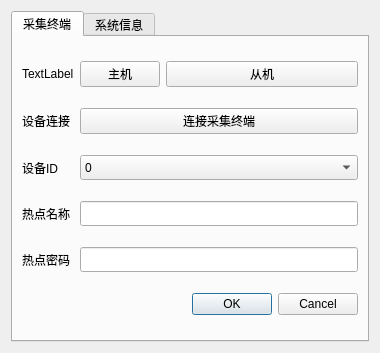
Above: dialogconf.ui from WirelessDataCollect/UpperMonitor before the change. Below: the same form after it.
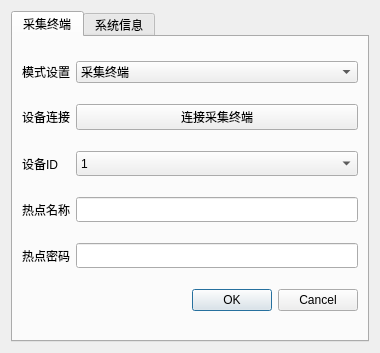
That is the form after the change.

```diff
--- a/dialogconf.ui
+++ b/dialogconf.ui
@@ -25,44 +25,70 @@
       </attribute>
       <layout class="QGridLayout" name="gridLayout">
        <item row="2" column="0">
+        <widget class="QLabel" name="label_9">
+         <property name="text">
+          <string>设备连接</string>
+         </property>
+        </widget>
+       </item>
+       <item row="3" column="0">
         <widget class="QLabel" name="label">
          <property name="text">
           <string>设备ID</string>
          </property>
         </widget>
        </item>
-       <item row="4" column="1" colspan="2">
-        <widget class="QLineEdit" name="lineEdit_2">
+       <item row="0" column="0">
+        <widget class="QLabel" name="label_10">
+         <property name="text">
+          <string>模式设置</string>
+         </property>
+        </widget>
+       </item>
+       <item row="2" column="1" colspan="2">
+        <widget class="QPushButton" name="pushButton_3">
+         <property name="sizePolicy">
+          <sizepolicy hsizetype="Preferred" vsizetype="Fixed">
+           <horstretch>0</horstretch>
+           <verstretch>0</verstretch>
+          </sizepolicy>
+         </property>
          <property name="minimumSize">
           <size>
            <width>0</width>
            <height>25</height>
           </size>
          </property>
+         <property name="text">
+          <string>连接采集终端</string>
+         </property>
         </widget>
        </item>
-       <item row="5" column="2">
+       <item row="6" column="2">
         <widget class="QDialogButtonBox" name="buttonBox">
          <property name="standardButtons">
           <set>QDialogButtonBox::Cancel|QDialogButtonBox::Ok</set>
          </property>
         </widget>
        </item>
-       <item row="3" column="0">
-        <widget class="QLabel" name="label_2">
-         <property name="text">
-          <string>热点名称</string>
-         </property>
-        </widget>
-       </item>
-       <item row="4" column="0">
+       <item row="5" column="0">
         <widget class="QLabel" name="label_3">
          <property name="text">
           <string>热点密码</string>
          </property>
         </widget>
        </item>
-       <item row="3" column="1" colspan="2">
+       <item row="5" column="1" colspan="2">
+        <widget class="QLineEdit" name="lineEdit_2">
+         <property name="minimumSize">
+          <size>
+           <width>0</width>
+           <height>25</height>
+          </size>
+         </property>
+        </widget>
+       </item>
+       <item row="4" column="1" colspan="2">
         <widget class="QLineEdit" name="lineEdit">
          <property name="sizePolicy">
           <sizepolicy hsizetype="Expanding" vsizetype="Fixed">
@@ -78,54 +104,7 @@
          </property>
         </widget>
        </item>
-       <item row="1" column="0">
-        <widget class="QLabel" name="label_9">
-         <property name="text">
-          <string>设备连接</string>
-         </property>
-        </widget>
-       </item>
-       <item row="0" column="2">
-        <widget class="QPushButton" name="pushButton">
-         <property name="text">
-          <string>从机</string>
-         </property>
-        </widget>
-       </item>
-       <item row="0" column="0">
-        <widget class="QLabel" name="label_10">
-         <property name="text">
-          <string>TextLabel</string>
-         </property>
-        </widget>
-       </item>
-       <item row="0" column="1">
-        <widget class="QPushButton" name="pushButton_2">
-         <property name="text">
-          <string>主机</string>
-         </property>
-        </widget>
-       </item>
-       <item row="1" column="1" colspan="2">
-        <widget class="QPushButton" name="pushButton_3">
-         <property name="sizePolicy">
-          <sizepolicy hsizetype="Preferred" vsizetype="Fixed">
-           <horstretch>0</horstretch>
-           <verstretch>0</verstretch>
-          </sizepolicy>
-         </property>
-         <property name="minimumSize">
-          <size>
-           <width>0</width>
-           <height>25</height>
-          </size>
-         </property>
-         <property name="text">
-          <string>连接采集终端</string>
-         </property>
-        </widget>
-       </item>
-       <item row="2" column="1" colspan="2">
+       <item row="3" column="1" colspan="2">
         <widget class="QComboBox" name="comboBox">
          <property name="minimumSize">
           <size>
@@ -133,11 +112,6 @@
            <height>25</height>
           </size>
          </property>
-         <item>
-          <property name="text">
-           <string>0</string>
-          </property>
-         </item>
          <item>
           <property name="text">
            <string>1</string>
@@ -165,6 +139,27 @@
          </item>
         </widget>
        </item>
+       <item row="4" column="0">
+        <widget class="QLabel" name="label_2">
+         <property name="text">
+          <string>热点名称</string>
+         </property>
+        </widget>
+       </item>
+       <item row="0" column="1" colspan="2">
+        <widget class="QComboBox" name="comboBox_2">
+         <item>
+          <property name="text">
+           <string>采集终端</string>
+          </property>
+         </item>
+         <item>
+          <property name="text">
+           <string>同步时钟</string>
+          </property>
+         </item>
+        </widget>
+       </item>
       </layout>
      </widget>
      <widget class="QWidget" name="Tab2">
```
